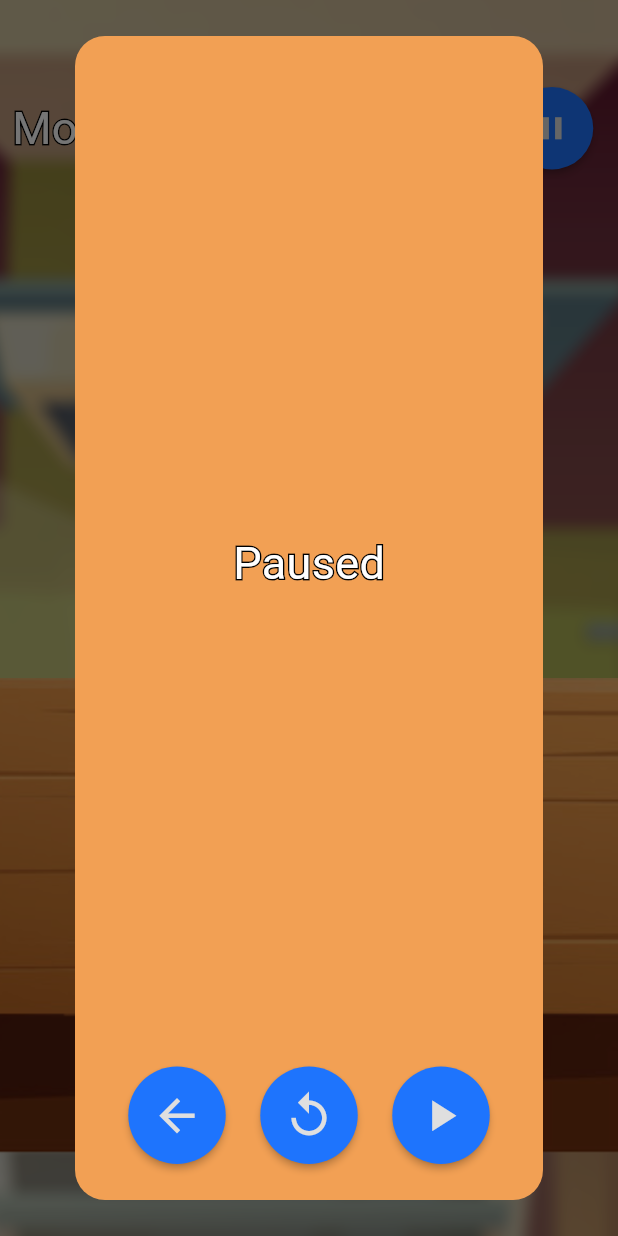
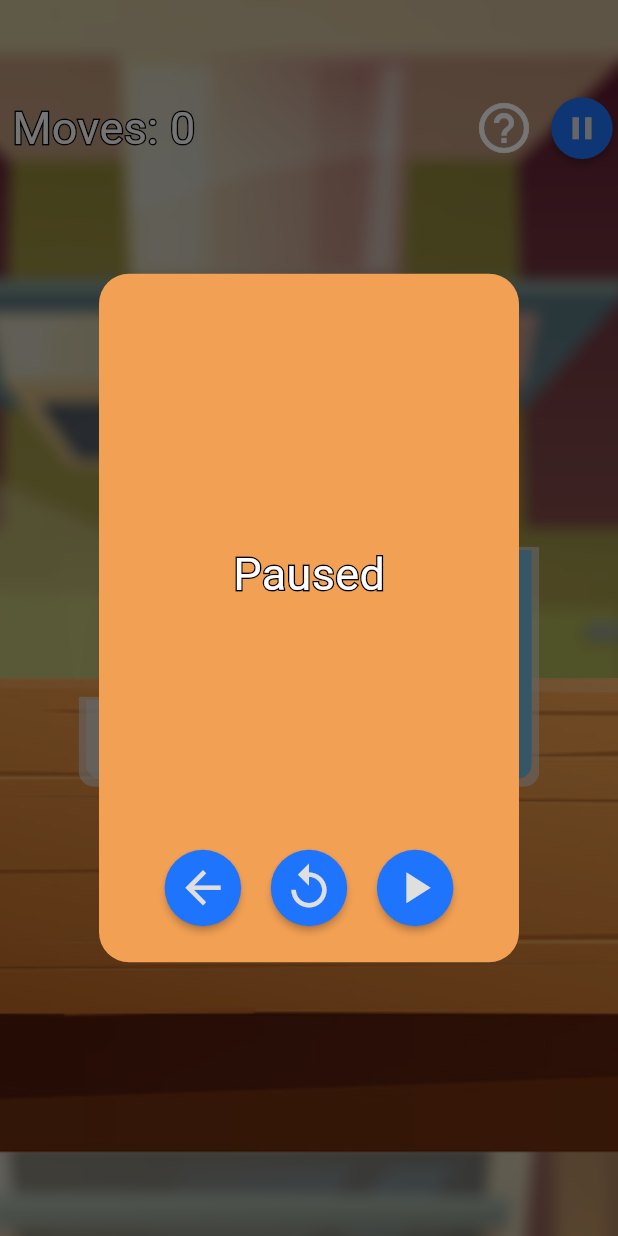
Before and after one commit to RedFlameKen/school_glassgame, a Flutter app: the GamePage screen opened directly, after a tap on the "pause" icon, on a phone screen of 412 x 824 dp. Run offline on Flutter 3.47's test engine with Material 3 defaults, Android fonts, the light colour scheme and no system bars.

Commit message:
fix: correct button and dialog sizes and paddings

```diff
--- a/lib/components/help_menu.dart
+++ b/lib/components/help_menu.dart
@@ -21,7 +21,6 @@ class HelpMenu extends StatelessWidget {
       shape: RoundedRectangleBorder(borderRadius: .all(.circular(20))),
       content: Column(
         mainAxisSize: .min,
-        verticalDirection: .down,
         children: [
           Flexible(
             child: SingleChildScrollView(
@@ -51,7 +50,8 @@ class HelpMenu extends StatelessWidget {
               ),
             ),
           ),
-          Padding(
+          Flexible(
+            child: Padding(
               padding: .only(top: 15),
               child: Row(
                 mainAxisAlignment: .center,
@@ -65,6 +65,7 @@ class HelpMenu extends StatelessWidget {
                 ],
               ),
             ),
+          ),
         ],
       ),
     );
--- a/lib/components/pause_menu.dart
+++ b/lib/components/pause_menu.dart
@@ -14,12 +14,22 @@ class PauseMenu extends StatelessWidget {
       backgroundColor: GlassGameColors.DIALOG_BG,
       shape: RoundedRectangleBorder(borderRadius: .all(.circular(20))),
       content: Column(
+        crossAxisAlignment: .center,
+        mainAxisSize: .min,
+        children: [
+          Flexible(
+            child: Column(
               children: [
                 Spacer(),
                 StrokedLabel(label: "Paused"),
                 Spacer(),
-          Row(
-            mainAxisAlignment: .center,
+              ],
+            ),
+          ),
+          Flexible(
+            child: Row(
+              mainAxisSize: .max,
+              mainAxisAlignment: .spaceEvenly,
               children: [
                 RoundButton(
                   onPressed: () {
@@ -51,6 +61,7 @@ class PauseMenu extends StatelessWidget {
                 ),
               ],
             ),
+          ),
         ],
       ),
     );
--- a/lib/components/round_button.dart
+++ b/lib/components/round_button.dart
@@ -14,13 +14,14 @@ class RoundButton extends StatelessWidget {
 
   @override
   Widget build(BuildContext context) {
-    return RawMaterialButton(
+    return IconButton.filled(
       onPressed: onPressed,
-      padding: .all(15),
-      elevation: 2,
-      shape: CircleBorder(),
-      fillColor: GlassGameColors.BUTTON_BG,
-      child: Icon(icon, color: GlassGameColors.BUTTON_FG, size: size),
+      icon: Icon(icon, color: GlassGameColors.BUTTON_FG, size: size),
+      style: ButtonStyle(
+        elevation: .all(2),
+        shadowColor: .all(Colors.black),
+        backgroundColor: .all(GlassGameColors.BUTTON_BG),
+      ),
     );
   }
 }
```
Also changed, not shown: lib/components/result_menu.dart (+12 -2 lines). Lines whose indentation alone changed are shown as unchanged.
